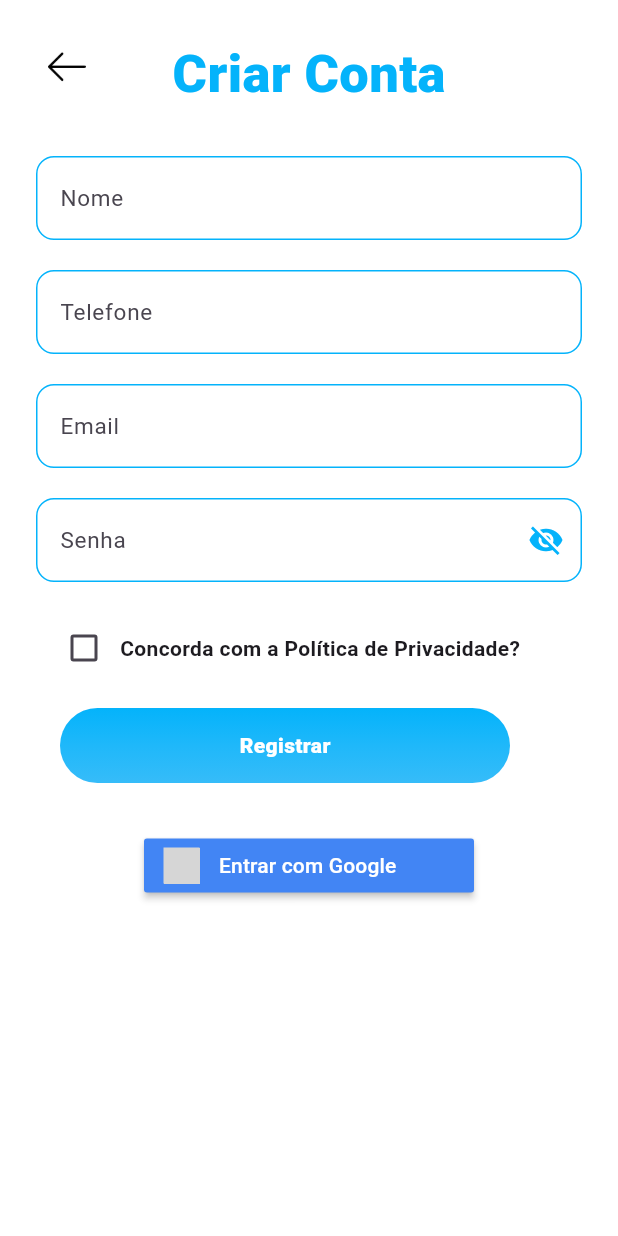
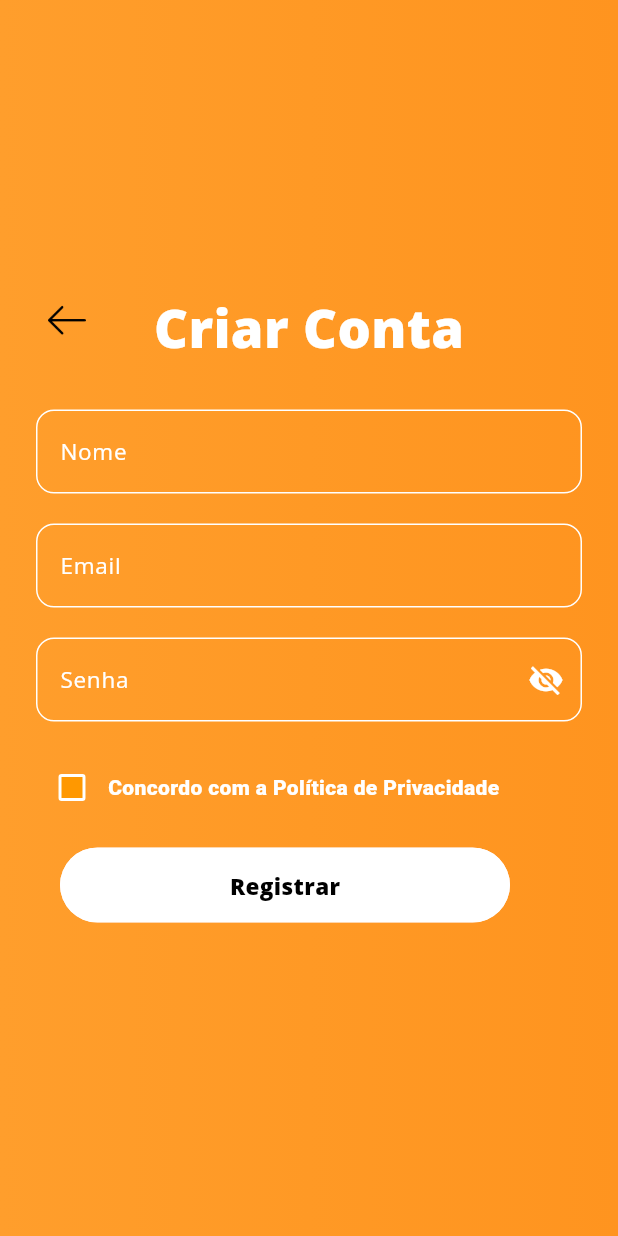
Before and after one commit to BrandonViana/receita_na_mao, a Flutter app: the RegisterPage screen opened directly, on a phone screen of 412 x 824 dp. Run offline on Flutter 3.47's test engine with Material 3 defaults, Android fonts, the phone set to English and light mode, and no system bars; Roboto replaces fonts that are missing (Oswald); grey boxes are pictures that could not be loaded.

Commit message:
resolved some problems and implemented the login and register page/ removed onboarding page

```diff
--- a/lib/app.dart
+++ b/lib/app.dart
@@ -1,6 +1,5 @@
 import 'package:flutter/material.dart';
-//import 'package:projetopet/features/onboarding/onboarding_page.dart';
-import 'package:projetopet/features/splash/splash_page.dart';
+import 'package:projetopet/features/Login/login_page.dart';
 import 'package:projetopet/common/constants/app_colors.dart';
 import 'package:projetopet/common/constants/app_text_styles.dart';
 
@@ -26,7 +25,7 @@ class App extends StatelessWidget {
           ),
         ),
       ),
-      home: SplashPage(),
+      home: LoginPage(),
     );
   }
 }
--- a/lib/common/constants/app_colors.dart
+++ b/lib/common/constants/app_colors.dart
@@ -6,11 +6,13 @@ class AppColors {
   static const Color babyBlue1 = Color(0xFF89CFF0);
   static const Color babyBlue2 = Color(0xFF0396c7);
   static const Color blueBorder = Color(0xFF04B3FB);
-  static const List<Color> babyblueGradient = [
-    Color(0xFF04B3FB),
-    Color(0xFF1FB8FA),
-    Color(0xFF36BCF9),
+  static const List<Color> orangeGradient = [
+   Color(0xFFFF9E2C), // equivalente ao azul mais claro
+  Color(0xFFFF9925), // tom intermediário
+  Color(0xFFFF941F),
   ];
+  static const Color orange = Color(0xFFFF9800);
+
   static const Color white = Color(0xFFFFFFFF);
   static const Color navyBlue = Color(0xFF001969);
   static const Color grey = Color(0xFF444444);
--- a/lib/common/constants/app_text_styles.dart
+++ b/lib/common/constants/app_text_styles.dart
@@ -3,23 +3,7 @@ import 'package:flutter/widgets.dart';
 class AppTextStyles {
   AppTextStyles._();
 
-  static const splashText = TextStyle(
-    fontFamily: 'TTNeoris',
-    fontSize: 40.0,
-    fontWeight: FontWeight.w700,
-  );
 
-  static const onboardingMediumText = TextStyle(
-    fontFamily: 'TTNeoris',
-    fontSize: 30.0,
-    fontWeight: FontWeight.w700,
-  );
-
-  static const onboardingSmallText = TextStyle(
-    fontFamily: 'TTNeoris',
-    fontSize: 14.0,
-    fontWeight: FontWeight.w800,
-  );
   static const simpleText = TextStyle(
     fontFamily: 'Oswald',
     fontSize: 14.0,
@@ -38,9 +22,9 @@ class AppTextStyles {
     fontWeight: FontWeight.w400,
   );
 
-  static const hintText = TextStyle(
-    fontFamily: 'Oswald',
+  static const textAll = TextStyle(
+    fontFamily: 'OpenSanst',
     fontSize: 15.0,
-    fontWeight: FontWeight.w300,
+    fontWeight: FontWeight.w800,
   );
 }
--- a/lib/common/constants/widgets/password_field.dart
+++ b/lib/common/constants/widgets/password_field.dart
@@ -4,8 +4,15 @@ import 'package:projetopet/common/constants/widgets/custom_border.dart';
 
 class PasswordField extends StatefulWidget {
   final String label;
+  final FormFieldValidator<String>? validator;
+  final TextEditingController? controller;
 
-  const PasswordField({super.key, required this.label});
+  const PasswordField({
+    super.key,
+    required this.label,
+    this.validator,
+    this.controller,
+  });
 
   @override
   State<PasswordField> createState() => _PasswordFieldState();
@@ -20,17 +27,20 @@ class _PasswordFieldState extends State<PasswordField> {
 
   @override
   Widget build(BuildContext context) {
-    return TextField(
+    return TextFormField(
+      controller: widget.controller,
       obscureText: _obscureText,
       decoration: CustomBorder.build(widget.label).copyWith(
         suffixIcon: IconButton(
           icon: Icon(
             _obscureText ? Icons.visibility_off : Icons.visibility,
-            color: AppColors.blueBorder,
+            color: AppColors.white,
           ),
           onPressed: _toggleVisibility,
         ),
       ),
+      style: const TextStyle(color: AppColors.white),
+      validator: widget.validator,
     );
   }
 }
--- a/lib/common/constants/widgets/second_button.dart
+++ b/lib/common/constants/widgets/second_button.dart
@@ -25,7 +25,7 @@ class SecondButton extends StatelessWidget {
             end: Alignment.bottomCenter,
             colors:
                 onPressed != null
-                    ? AppColors.babyblueGradient
+                    ? AppColors.buttomGradient
                     : AppColors.greyGradient,
           ),
           borderRadius: _borderRadius,
@@ -36,8 +36,8 @@ class SecondButton extends StatelessWidget {
           child: Align(
             child: Text(
                 text,
-                style: AppTextStyles.simpleText.copyWith(
-                  color: AppColors.white,
+                style: AppTextStyles.textAll.copyWith(
+                  color: AppColors.black,
                 ),
             ),
           ),
--- a/lib/features/Login/register_page.dart
+++ b/lib/features/Login/register_page.dart
@@ -4,7 +4,6 @@ import 'package:projetopet/common/constants/app_text_styles.dart';
 import 'package:projetopet/common/constants/widgets/custom_border.dart';
 import 'package:projetopet/common/constants/widgets/password_field.dart';
 import 'package:projetopet/common/constants/widgets/second_button.dart';
-import 'package:flutter_signin_button/flutter_signin_button.dart';
 import 'package:projetopet/features/Login/login_page.dart';
 
 class RegisterPage extends StatefulWidget {
@@ -15,14 +14,25 @@ class RegisterPage extends StatefulWidget {
 }
 
 class _RegisterPageState extends State<RegisterPage> {
-  bool _agreeToPrivacyPolicy = false;
+  final _formKey = GlobalKey<FormState>();
+  final TextEditingController _emailController = TextEditingController();
+  final TextEditingController _nameController = TextEditingController();
+  final TextEditingController _passwordController = TextEditingController();
+  bool isChecked = false;
 
   @override
   Widget build(BuildContext context) {
     return Scaffold(
       body: Container(
-        alignment: Alignment.topCenter,
-        decoration: const BoxDecoration(color: AppColors.white),
+        alignment: Alignment.center,
+        decoration: BoxDecoration(
+          gradient: LinearGradient(
+            begin: Alignment.centerLeft,
+            end: Alignment.centerRight,
+            colors: AppColors.orangeGradient,
+            stops: const [0.0, 0.5, 1.0],
+          ),
+        ),
         child: SafeArea(
           child: Padding(
             padding: const EdgeInsets.all(24.0),
@@ -50,8 +60,8 @@ class _RegisterPageState extends State<RegisterPage> {
                       Center(
                         child: Text(
                           'Criar Conta',
-                          style: AppTextStyles.simpleText.copyWith(
-                            color: AppColors.blueBorder,
+                          style: AppTextStyles.textAll.copyWith(
+                            color: AppColors.white,
                             fontSize: 35,
                           ),
                         ),
@@ -59,85 +69,107 @@ class _RegisterPageState extends State<RegisterPage> {
                     ],
                   ),
                   const SizedBox(height: 30),
+                  Form(
+                    key: _formKey,
+                    child: Column(
+                      children: [
                         TextFormField(
-                    decoration: CustomBorder.build(
-                      "Nome",
-                    ).copyWith(hintText: "Roberto Pêra"),
+                          controller: _nameController,
+                          decoration: CustomBorder.build("Nome"),
+                          keyboardType: TextInputType.name,
+                          style: TextStyle(color: AppColors.white),
+                          validator: (String? value) {
+                            if (value == null || value.isEmpty) {
+                              return "O nome não pode ser vazio";
+                            }
+                            if (RegExp(
+                              r'[^a-zA-ZáéíóúàèìòùâêîôûãõçÁÉÍÓÚÀÈÌÒÙÂÊÎÔÛÃÕÇ ]',
+                            ).hasMatch(value)) {
+                              return 'Não pode conter números nem caracteres especiais';
+                            }
+                            return null;
+                          },
                         ),
                         const SizedBox(height: 20),
                         TextFormField(
-                    decoration: CustomBorder.build(
-                      'Telefone',
-                    ).copyWith(hintText: "(xx) xxxx-xxxx"),
+                          controller: _emailController,
+                          decoration: CustomBorder.build('Email'),
+                          keyboardType: TextInputType.name,
+                          style: TextStyle(color: AppColors.white),
+                          validator: (value) {
+                            if (value == null || value.isEmpty) {
+                              return 'O email não pode ser vazio';
+                            }
+                            if (!RegExp(
+                              r'^[^@]+@[^@]+\.[^@]+',
+                            ).hasMatch(value)) {
+                              return 'Digite um email válido';
+                            }
+                            return null;
+                          },
                         ),
                         const SizedBox(height: 20),
-                  TextFormField(
-                    decoration: CustomBorder.build(
-                      'Email',
-                    ).copyWith(hintText: "email@email.com"),
+                        PasswordField(
+                          label: 'Senha',
+                          controller: _passwordController,
+                          validator: (value) {
+                            if (value == null || value.isEmpty) {
+                              return 'A senha não pode ser vazia';
+                            }
+                            if (value.length < 8) {
+                              return 'A senha deve ter pelo menos 8 caracteres';
+                            }
+                            if (!RegExp(r'[A-Z]').hasMatch(value)) {
+                              return 'A senha deve conter pelo menos 1 letra maiúscula';
+                            }
+                            if (!RegExp(
+                              r'[!@#\$%^&*(),.?":{}|<>]',
+                            ).hasMatch(value)) {
+                              return 'A senha deve conter pelo menos 1 caractere especial';
+                            }
+                            return null;
+                          },
                         ),
                         const SizedBox(height: 20),
-                  PasswordField(label: 'Senha'),
-                  const SizedBox(height: 20),
-                  Padding(
-                    padding: const EdgeInsets.symmetric(horizontal: 8.0),
-                    child: Row(
+                      ],
+                    ),
+                  ),
+                  Row(
                     children: [
                       Checkbox(
-                          value: _agreeToPrivacyPolicy,
-                          onChanged: (bool? value) {
+                        value: isChecked,
+                        onChanged: (bool? newValue) {
                           setState(() {
-                              _agreeToPrivacyPolicy = value ?? false;
+                            isChecked = newValue!;
                           });
                         },
-                          activeColor: AppColors.blueBorder,
+                        fillColor: WidgetStateProperty.resolveWith<Color>(
+                          (Set<WidgetState> states) => AppColors.orange,
+                        ),
+                        checkColor: AppColors.white,
+                        side: BorderSide(color: AppColors.white, width: 2),
                       ),
                       Expanded(
                         child: Text(
-                            'Concorda com a Política de Privacidade?',
-                            style: AppTextStyles.sloganText.copyWith(
+                          'Concordo com a Política de Privacidade',
+                          style: AppTextStyles.simpleText.copyWith(
                             fontSize: 14,
+                            color: AppColors.white,
                           ),
                         ),
                       ),
                     ],
-                    ),
                   ),
                   Padding(
                     padding: const EdgeInsets.all(16.0),
                     child: SecondButton(
                       text: "Registrar",
                       onPressed: () {
-                        if (_agreeToPrivacyPolicy) {
                         Navigator.push(
                           context,
-                            MaterialPageRoute(
-                              builder: (context) => LoginPage(),
-                            ),
+                          MaterialPageRoute(builder: (context) => LoginPage()),
                         );
-                        } else {
-                          ScaffoldMessenger.of(context).showSnackBar(
-                            const SnackBar(
-                              content: Text(
-                                'Você precisa aceitar a Política de Privacidade.',
-                              ),
-                            ),
-                          );
-                        }
                       },
-                    ),
-                  ),
-                  SizedBox(height: 15),
-                  Align(
-                    alignment: Alignment.center,
-                    child: Column(
-                      children: [
-                        SignInButton(
-                          Buttons.GoogleDark,
-                          text: "Entrar com Google",
-                          onPressed: () {},
-                        ),
-                      ],
                     ),
                   ),
                 ],
--- a/pubspec.yaml
+++ b/pubspec.yaml
@@ -35,6 +35,9 @@ flutter:
     - family: OswaldBold
       fonts:
       - asset: assets/fonts/OswaldBold.ttf
+    - family: OpenSanst
+      fonts:
+      - asset: assets/fonts/OpenSanst.ttf
 
 flutter_launcher_icons:
   android: true
```
Also changed, not shown: lib/common/constants/widgets/custom_border.dart (+18 -6 lines), lib/features/Login/login_page.dart (+68 -61 lines), lib/features/onboarding/onboarding_page.dart (deleted, +0 -76 lines), lib/features/splash/splash_page.dart (+6 -6 lines), assets/Image/logochefe.png (added), assets/fonts/OpenSanst.ttf (added), lib/features/splash/splash_controller.dart (deleted). Lines whose indentation alone changed are shown as unchanged.
